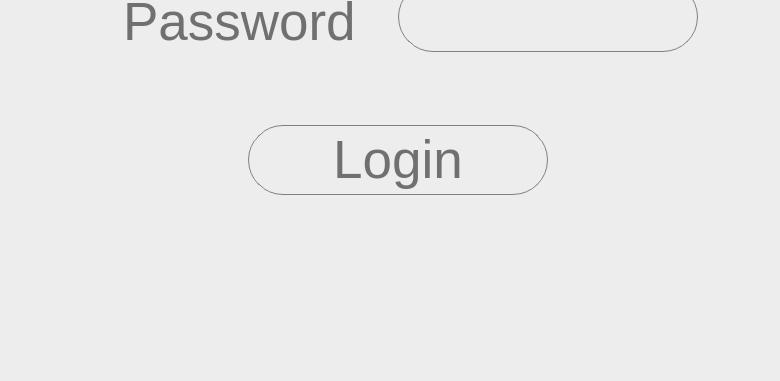
Qt form main/design/login.ui (EeveeSnow/Password-Project) before a commit; both pictures show x 230 to 1010 and y 339 to 720 of the 1280 by 720 pixel window.
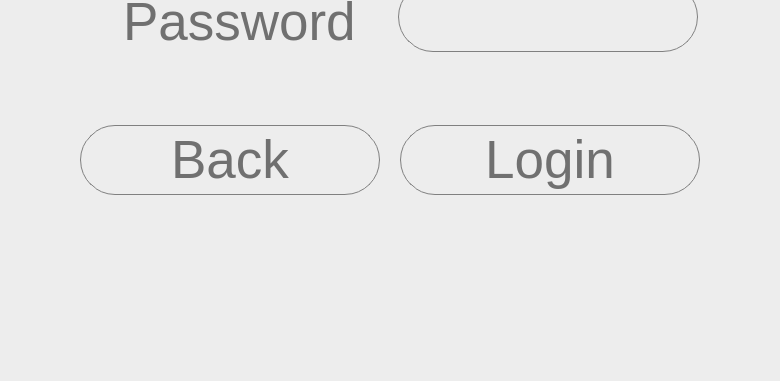
The same form after that commit.

What changed in the file:
```diff
--- a/main/design/login.ui
+++ b/main/design/login.ui
@@ -37,7 +37,7 @@
   <widget class="QPushButton" name="logButton">
    <property name="geometry">
     <rect>
-     <x>478</x>
+     <x>630</x>
      <y>464</y>
      <width>300</width>
      <height>70</height>
@@ -149,6 +149,35 @@
     <string>Password:</string>
    </property>
   </widget>
+  <widget class="QPushButton" name="cancelButton">
+   <property name="geometry">
+    <rect>
+     <x>310</x>
+     <y>464</y>
+     <width>300</width>
+     <height>70</height>
+    </rect>
+   </property>
+   <property name="font">
+    <font>
+     <family>Segoe UI</family>
+     <pointsize>40</pointsize>
+     <stylestrategy>PreferAntialias</stylestrategy>
+    </font>
+   </property>
+   <property name="autoFillBackground">
+    <bool>false</bool>
+   </property>
+   <property name="styleSheet">
+    <string notr="true">background-color: #ededed; border: 1px solid grey;
+     border-radius: 35px;
+font: 40pt &quot;Segoe UI&quot;;
+color: #707070</string>
+   </property>
+   <property name="text">
+    <string>Back</string>
+   </property>
+  </widget>
  </widget>
  <resources/>
  <connections/>
```
